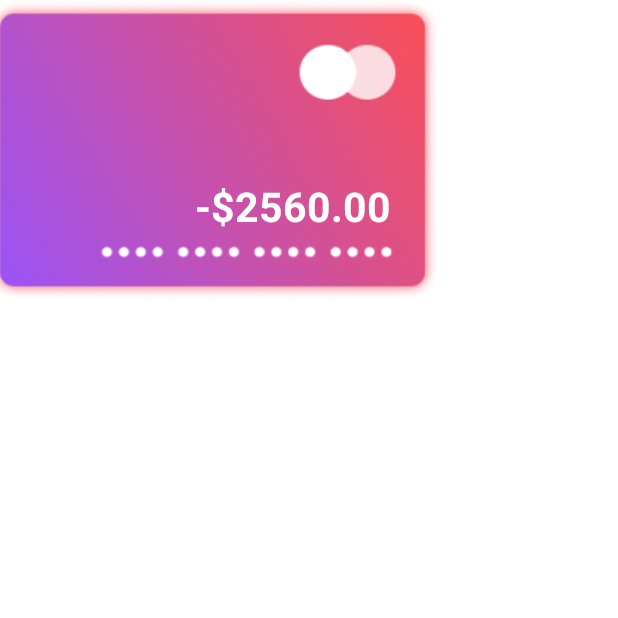
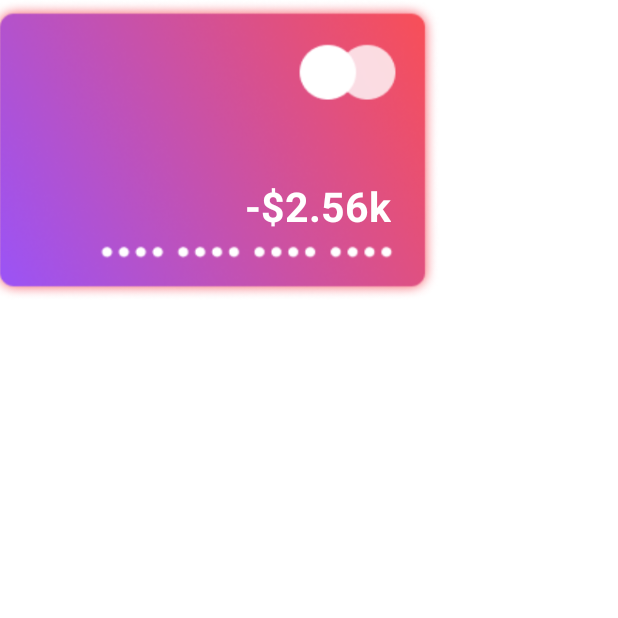
Before and after one commit to Misanea777/budget-_planner, an Android app: the fragment CardExpensesFragment placed in its activity, on a phone screen of 412 x 824 dp, the top half of it. Run offline under Robolectric (Android 15) with nearby library versions, the phone set to English and light mode, and no system bars; our stand-ins replace Dagger/Hilt's generated code, data binding; pictures from the network do not load.

Commit message:
minor ui modif

```diff
--- a/app/src/main/res/layout/card_expenses_default_item.xml
+++ b/app/src/main/res/layout/card_expenses_default_item.xml
@@ -12,7 +12,7 @@
         android:layout_marginEnd="@dimen/dashboard_card_margin_end"
         android:layout_marginBottom="@dimen/dashboard_card_margin_bottom"
         android:background="@android:color/transparent"
-        android:text="-$2560.00"
+        android:text="-$2.56k"
         android:textColor="@color/white"
         android:textSize="@dimen/text_size_medium_small"
         android:textStyle="bold"
--- a/app/src/main/res/layout/card_income_default_item.xml
+++ b/app/src/main/res/layout/card_income_default_item.xml
@@ -12,7 +12,7 @@
         android:layout_marginEnd="@dimen/dashboard_card_margin_end"
         android:layout_marginBottom="@dimen/dashboard_card_margin_bottom"
         android:background="@android:color/transparent"
-        android:text="+$2560.00"
+        android:text="+$2.56k"
         android:textColor="@color/white"
         android:textSize="@dimen/text_size_medium_small"
         android:textStyle="bold"
```
